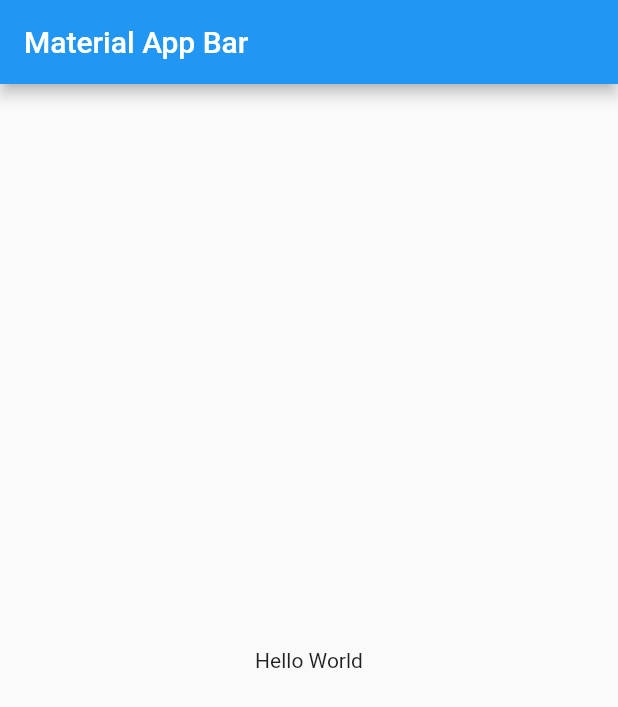
After one commit to Yogi-04/flutter-habit-tracker, a Flutter app: the screen it shows after launch, on a phone screen of 412 x 824 dp. The commit adds this screen. Shown: the top 707 px of the screen. Run offline on Flutter 3.47's test engine with Material 2 defaults, Android fonts, the light colour scheme and no system bars; our stand-ins replace flutter_svg, wakelock.

Commit message:
Added Theme and Colors

```diff
--- a/analysis_options.yaml
+++ b/analysis_options.yaml
@@ -20,3 +20,8 @@ linter:
     always_specify_types: false
     unnecessary_final: false
     always_use_package_imports: false
+    prefer_int_literals: false
+    sort_constructors_first: false
+    always_put_required_named_parameters_first: false
+    diagnostic_describe_all_properties: false
+    lines_longer_than_80_chars: false
--- /dev/null
+++ b/lib/core/resources/colors.dart
@@ -0,0 +1,110 @@
+import 'package:flutter/material.dart' show Color;
+
+class AppColors {
+  AppColors._();
+
+  static const white = Color(0xFFF6F6F6);
+  static const lightestGrey = Color(0xFFDDDDDD);
+  static const lighterGrey = Color(0xFFC1C1C1);
+  static const grey = Color(0xFF7B7B7B);
+  static const darkerGrey = Color(0xFF494949);
+  static const darkestGrey = Color(0xFF171818);
+  static const black = Color(0xFF000000);
+  static const lightText = Color(0xFFC4C4C4);
+  static const darkText = Color(0xFF313131);
+  static final white60 = const Color(0xFFFFFFFF).withOpacity(0.6);
+  static final black20 = const Color(0xFF000000).withOpacity(0.2);
+  static final black50 = const Color(0xFF000000).withOpacity(0.5);
+
+  static const red = [
+    Color(0xFFF66B4A),
+    Color(0xFFDD6142),
+    Color(0xFFC4563A),
+    Color(0xFF632B1D),
+    Color(0xFF6C4238),
+  ];
+  static const limeGreen = [
+    Color(0xFF98BF5E),
+    Color(0xFF85A651),
+    Color(0xFF7A994B),
+    Color(0xFF3C4D25),
+    Color(0xFF525D40),
+  ];
+  static const lightBlue = [
+    Color(0xFF4091CB),
+    Color(0xFF367FB2),
+    Color(0xFF3274A3),
+    Color(0xFF193951),
+    Color(0xFF374D60),
+  ];
+  static const magenta = [
+    Color(0xFFCD4D4B),
+    Color(0xFFB44342),
+    Color(0xFFA43D3C),
+    Color(0xFF521F1E),
+    Color(0xFF613A3A),
+  ];
+  static const pink = [
+    Color(0xFFD378B8),
+    Color(0xFFBA69A2),
+    Color(0xFFA96094),
+    Color(0xFF55304A),
+    Color(0xFF63485B),
+  ];
+  static const yellow = [
+    Color(0xFFF8AA02),
+    Color(0xFFDF9802),
+    Color(0xFFC78701),
+    Color(0xFF634401),
+    Color(0xFF6D5724),
+  ];
+  static const brown = [
+    Color(0xFF936332),
+    Color(0xFF7A532A),
+    Color(0xFF754F28),
+    Color(0xFF3B2714),
+    Color(0xFF514233),
+  ];
+  static const purple = [
+    Color(0xFF9737CB),
+    Color(0xFF8832B9),
+    Color(0xFF7D2CA9),
+    Color(0xFF3F1754),
+    Color(0xFF503360),
+  ];
+  static const brightRed = [
+    Color(0xFFF10E4B),
+    Color(0xFFD90E44),
+    Color(0xFFC10A3C),
+    Color(0xFF60051E),
+    Color(0xFF6A2739),
+  ];
+  static const brightGreen = [
+    Color(0xFF7FBE1D),
+    Color(0xFF72AA1C),
+    Color(0xFF6A9C1A),
+    Color(0xFF344F0D),
+    Color(0xFF485B2B),
+  ];
+  static const aqua = [
+    Color(0xFF2DADA5),
+    Color(0xFF279993),
+    Color(0xFF268F88),
+    Color(0xFF144744),
+    Color(0xFF305654),
+  ];
+
+  static final List<List<Color>> allSwatches = [
+    red,
+    limeGreen,
+    lightBlue,
+    magenta,
+    pink,
+    yellow,
+    brown,
+    purple,
+    brightRed,
+    brightGreen,
+    aqua,
+  ];
+}
--- /dev/null
+++ b/lib/core/styles/text_style.dart
@@ -0,0 +1,30 @@
+import 'package:flutter/material.dart';
+
+class AppTextStyle {
+  AppTextStyle._();
+
+  // Used when showing the task name in the main grid
+  static const taskName = TextStyle(
+    fontWeight: FontWeight.w500,
+    fontSize: 17,
+    letterSpacing: 0,
+  );
+
+  // Large text (for add/edit task pages)
+  static const heading = TextStyle(
+    fontWeight: FontWeight.w500,
+    fontSize: 24,
+  );
+
+  // Regular text (for add/edit task pages)
+  static const content = TextStyle(
+    fontWeight: FontWeight.w500,
+    fontSize: 22,
+  );
+
+  // Small text (for add/edit task pages)
+  static const caption = TextStyle(
+    fontWeight: FontWeight.w400,
+    fontSize: 16,
+  );
+}
--- /dev/null
+++ b/lib/core/theme/theme.dart
@@ -0,0 +1,73 @@
+import 'package:flutter/cupertino.dart';
+import 'package:flutter/services.dart';
+
+import '../resources/colors.dart';
+
+@immutable
+class AppThemeData {
+  final Color primary;
+  final Color secondary;
+  final Color accent;
+  final Color accentNegative;
+  final Color taskRing;
+  final Color taskIcon;
+  final Color settingsText;
+  final Color settingsLabel;
+  final Color settingsCta;
+  final Color settingsListIconBackground;
+  final Color settingsInactiveIconBackground;
+  final Color inactiveThemePanelRing;
+  final SystemUiOverlayStyle overlayStyle;
+
+  const AppThemeData({
+    required this.primary,
+    required this.secondary,
+    required this.accent,
+    required this.accentNegative,
+    required this.taskRing,
+    required this.taskIcon,
+    required this.settingsText,
+    required this.settingsLabel,
+    required this.settingsCta,
+    required this.settingsListIconBackground,
+    required this.settingsInactiveIconBackground,
+    required this.inactiveThemePanelRing,
+    required this.overlayStyle,
+  });
+
+  factory AppThemeData.defaultWithSwatch(List<Color> swatch) {
+    return AppThemeData(
+      primary: swatch.first,
+      secondary: swatch[1],
+      accent: AppColors.white,
+      accentNegative: AppColors.black,
+      taskRing: swatch[4],
+      taskIcon: AppColors.white,
+      settingsText: AppColors.white,
+      settingsLabel: AppColors.white60,
+      settingsCta: swatch[3],
+      settingsListIconBackground: swatch[2],
+      settingsInactiveIconBackground: swatch[2],
+      inactiveThemePanelRing: AppColors.grey,
+      overlayStyle: SystemUiOverlayStyle.light,
+    );
+  }
+}
+
+@immutable
+class AppTheme extends InheritedWidget {
+  final AppThemeData data;
+
+  const AppTheme({Key? key, required this.data, required Widget child})
+      : super(child: child, key: key);
+
+  static AppThemeData of(BuildContext context) {
+    final _theme = context.dependOnInheritedWidgetOfExactType<AppTheme>();
+
+    if (_theme != null) return _theme.data;
+    throw Exception('AppTheme not found');
+  }
+
+  @override
+  bool updateShouldNotify(covariant AppTheme oldWidget) => data != oldWidget.data;
+}
--- a/lib/main.dart
+++ b/lib/main.dart
@@ -1,5 +1,7 @@
 import 'package:flutter/foundation.dart';
 import 'package:flutter/material.dart';
+import 'package:habit_tracker/core/resources/colors.dart';
+import 'package:habit_tracker/core/theme/theme.dart';
 import 'package:wakelock/wakelock.dart';
 
 import 'core/resources/svgs.dart';
@@ -18,12 +20,15 @@ class MyApp extends StatelessWidget {
   Widget build(BuildContext context) {
     return MaterialApp(
       title: 'Material App',
-      home: Scaffold(
-        appBar: AppBar(
-          title: const Text('Material App Bar'),
-        ),
-        body: const Center(
-          child: Text('Hello World'),
+      home: AppTheme(
+        data: AppThemeData.defaultWithSwatch(AppColors.red),
+        child: Scaffold(
+          appBar: AppBar(
+            title: const Text('Material App Bar'),
+          ),
+          body: const Center(
+            child: Text('Hello World'),
+          ),
         ),
       ),
     );
```
